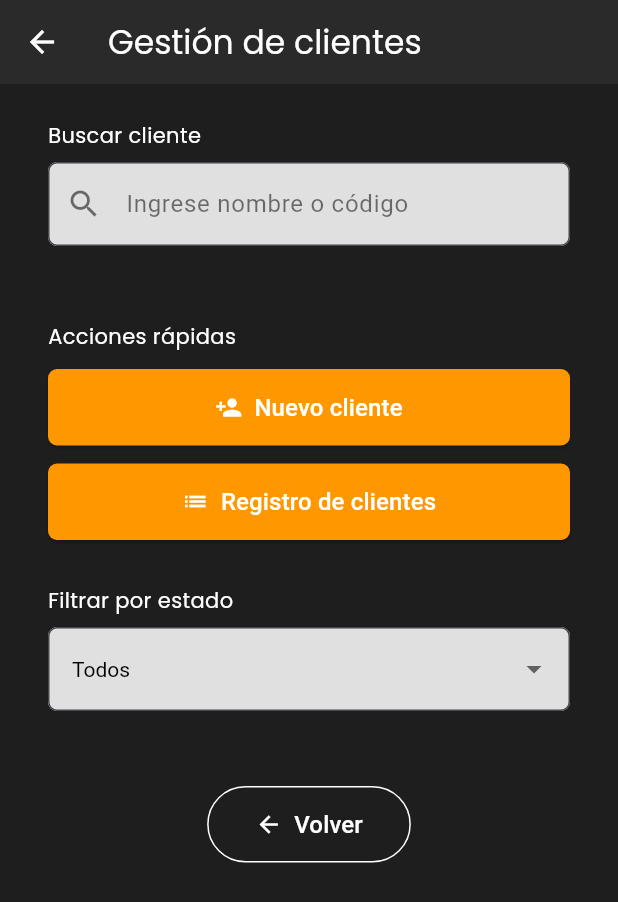
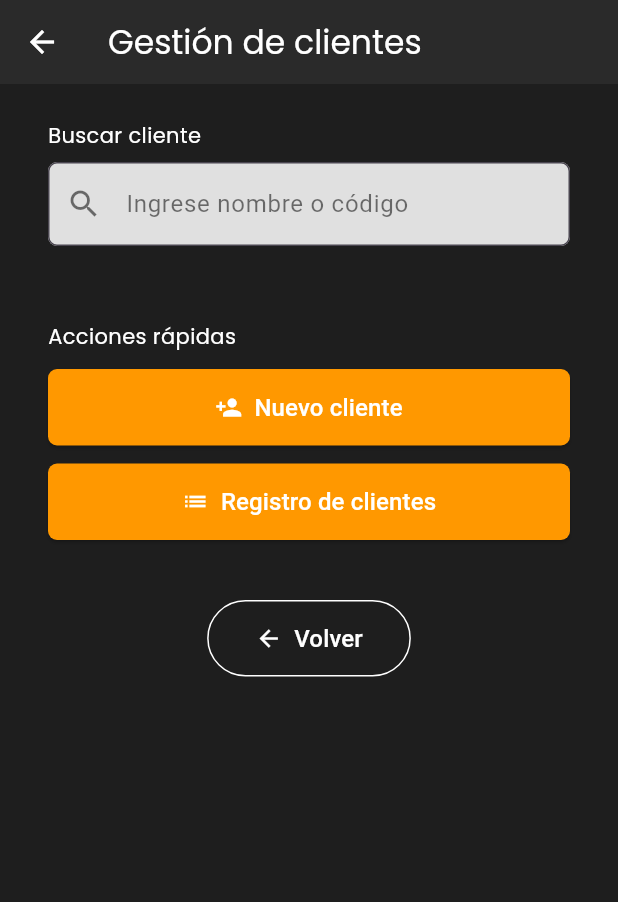
Before and after one commit to AlejandroH7/ProyectoFinalProgramacionIII, a Flutter app: the ClientesPage screen opened directly, on a phone screen of 412 x 824 dp. Shown: the top 902 px of the screen. Run offline on Flutter 3.47's test engine with Material 3 defaults, Android fonts, the phone set to English and light mode, and no system bars; our stand-ins replace google_fonts, sqflite; accounts and stored records are empty.

Commit message:
Correcciones de busqueda de clientes

```diff
--- a/fitmanager/lib/data/models/cliente_model.dart
+++ b/fitmanager/lib/data/models/cliente_model.dart
@@ -42,4 +42,6 @@ class Cliente {
       estado: map['estado'],
     );
   }
+
+  get codigo => null;
 }
--- a/fitmanager/lib/presentation/pages/clientes_page.dart
+++ b/fitmanager/lib/presentation/pages/clientes_page.dart
@@ -14,36 +14,39 @@ class ClientesPage extends StatefulWidget {
 
 class _ClientesPageState extends State<ClientesPage> {
   final TextEditingController _searchController = TextEditingController();
-  String estadoSeleccionado = 'Todos';
-  List<Cliente> todosLosClientes = [];
-  List<Cliente> clientesFiltrados = [];
+  List<Cliente> _clientes = [];
+  List<Cliente> _resultados = [];
 
   @override
   void initState() {
     super.initState();
     _cargarClientes();
+    _searchController.addListener(_filtrarClientes);
   }
 
   Future<void> _cargarClientes() async {
     final lista = await ClienteRepository().obtenerClientes();
     setState(() {
-      todosLosClientes = lista;
-      clientesFiltrados = lista;
+      _clientes = lista;
     });
   }
 
-  void _filtrarClientes(String query) {
-    final filtrados =
-        todosLosClientes.where((cliente) {
+  void _filtrarClientes() {
+    final query = _searchController.text.toLowerCase();
+    setState(() {
+      _resultados =
+          _clientes.where((cliente) {
             final nombre = cliente.nombre.toLowerCase();
-          final codigo = cliente.codigo?.toLowerCase() ?? '';
-          final filtro = query.toLowerCase();
-          return nombre.contains(filtro) || codigo.contains(filtro);
+            final codigo = cliente.id?.toLowerCase() ?? '';
+            return nombre.contains(query) || codigo.contains(query);
           }).toList();
+    });
+  }
 
-    setState(() {
-      clientesFiltrados = filtrados;
-    });
+  @override
+  void dispose() {
+    _searchController.dispose();
+    super.dispose();
   }
 
   @override
@@ -71,7 +74,6 @@ class _ClientesPageState extends State<ClientesPage> {
             const SizedBox(height: 8),
             TextField(
               controller: _searchController,
-              onChanged: _filtrarClientes,
               style: const TextStyle(color: Colors.black87),
               decoration: InputDecoration(
                 hintText: 'Ingrese nombre o código',
@@ -85,31 +87,29 @@ class _ClientesPageState extends State<ClientesPage> {
               ),
             ),
             const SizedBox(height: 20),
-
-            // 🧾 Lista de resultados
-            if (clientesFiltrados.isNotEmpty)
-              ListView.builder(
-                shrinkWrap: true,
-                physics: const NeverScrollableScrollPhysics(),
-                itemCount: clientesFiltrados.length,
-                itemBuilder: (context, index) {
-                  final cliente = clientesFiltrados[index];
+            if (_resultados.isNotEmpty)
+              Column(
+                children:
+                    _resultados.map((cliente) {
                       return Card(
                         color: const Color(0xFF2A2A2A),
                         margin: const EdgeInsets.only(bottom: 12),
                         child: ListTile(
-                      leading: const Icon(Icons.person, color: Colors.orange),
+                          leading: const Icon(
+                            Icons.person,
+                            color: Colors.orange,
+                          ),
                           title: Text(
                             cliente.nombre,
                             style: const TextStyle(color: Colors.white),
                           ),
                           subtitle: Text(
-                        'Código: ${cliente.codigo ?? "-"}',
+                            'Teléfono: ${cliente.telefono}',
                             style: const TextStyle(color: Colors.white70),
                           ),
                         ),
                       );
-                },
+                    }).toList(),
               ),
 
             const SizedBox(height: 30),
@@ -143,31 +143,9 @@ class _ClientesPageState extends State<ClientesPage> {
                 );
               },
             ),
-            const SizedBox(height: 30),
-
-            // 🔄 Filtro
-            Text(
-              'Filtrar por estado',
-              style: GoogleFonts.poppins(color: Colors.white, fontSize: 14),
-            ),
-            const SizedBox(height: 8),
-            _buildDropdown(),
-            const SizedBox(height: 10),
-
-            if (estadoSeleccionado != 'Todos')
-              Padding(
-                padding: const EdgeInsets.only(top: 8.0),
-                child: Text(
-                  'Mostrando: clientes $estadoSeleccionado'.toLowerCase(),
-                  style: GoogleFonts.poppins(
-                    color: Colors.white70,
-                    fontSize: 13,
-                  ),
-                ),
-              ),
-
             const SizedBox(height: 40),
 
+            // ↩️ Volver
             Center(
               child: _buildSecondaryButton(
                 icon: Icons.arrow_back,
@@ -224,27 +202,8 @@ class _ClientesPageState extends State<ClientesPage> {
       onPressed: onPressed,
     );
   }
+}
 
-  Widget _buildDropdown() {
-    return DropdownButtonFormField<String>(
-      value: estadoSeleccionado,
-      dropdownColor: const Color.fromARGB(255, 192, 190, 190),
-      decoration: InputDecoration(
-        filled: true,
-        fillColor: Colors.grey[300],
-        border: OutlineInputBorder(borderRadius: BorderRadius.circular(6)),
-      ),
-      style: const TextStyle(color: Colors.black),
-      items: const [
-        DropdownMenuItem(value: 'Todos', child: Text('Todos')),
-        DropdownMenuItem(value: 'Activos', child: Text('Clientes activos')),
-        DropdownMenuItem(value: 'Inactivos', child: Text('Clientes inactivos')),
-      ],
-      onChanged: (value) {
-        setState(() {
-          estadoSeleccionado = value!;
-        });
-      },
-    );
+extension on int? {
+  toLowerCase() {}
 }
-}
```
Lines whose indentation alone changed are shown as unchanged.
